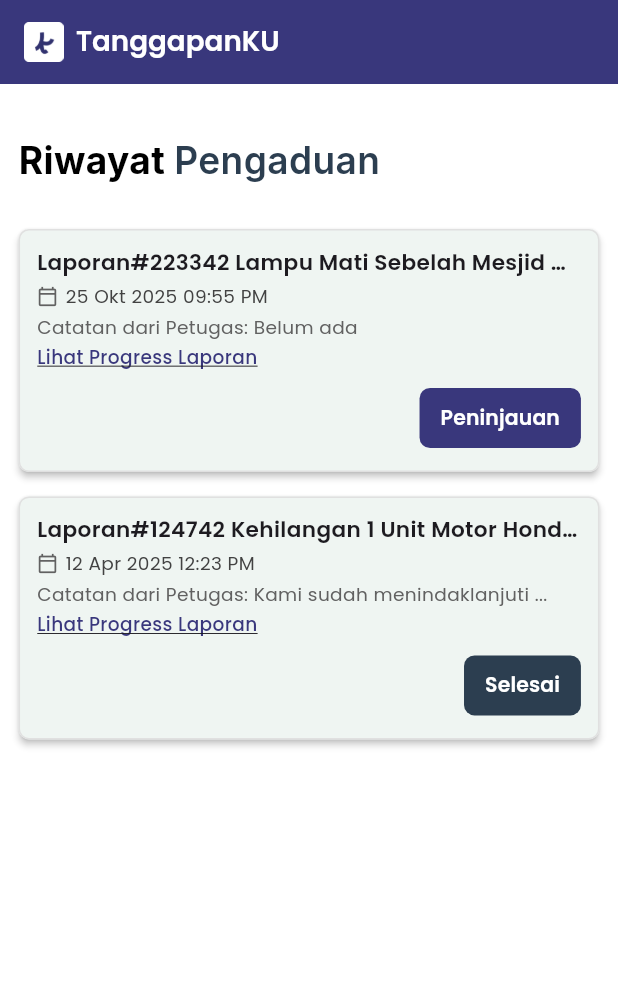
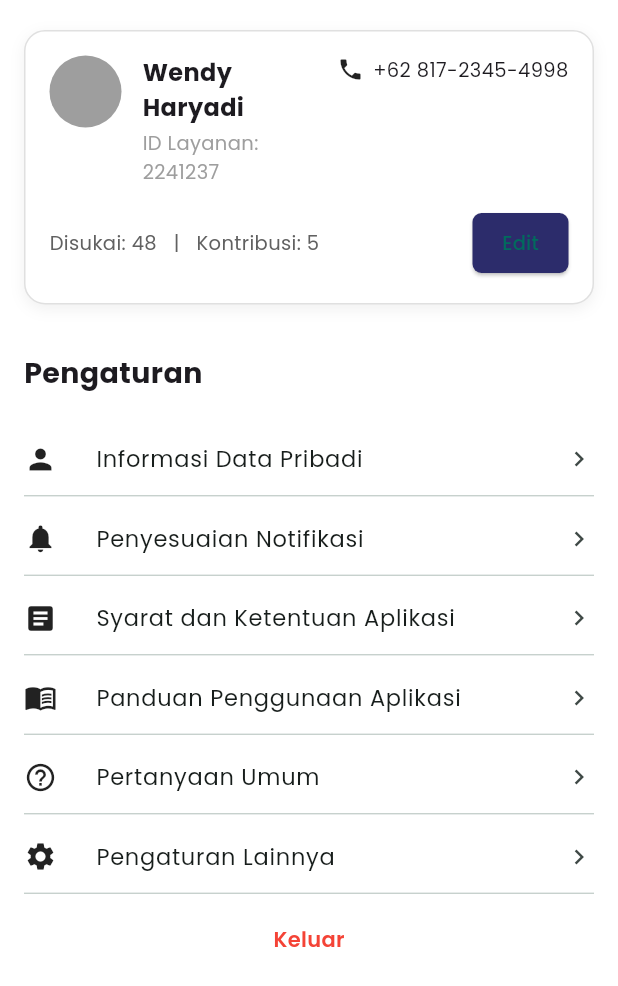
Before and after one commit to Kyzen2/TanggapanKu, a Flutter app: the screen it shows after launch, on a phone screen of 412 x 824 dp. Shown: the top 986 px of the screen. Run offline on Flutter 3.47's test engine with Material 3 defaults, Android fonts, the phone set to English and light mode, and no system bars; our stand-ins replace carousel_slider, gap, google_fonts, timeago.

Commit message:
Memulai penambahan page pengaturan

```diff
--- a/lib/main.dart
+++ b/lib/main.dart
@@ -1,8 +1,8 @@
 import 'package:flutter/material.dart';
 import 'package:google_fonts/google_fonts.dart';
 import 'package:tanggapanku/pages/pengaduan.dart';
+import 'package:tanggapanku/pages/pengaturan_page.dart';
 import 'package:tanggapanku/pages/register.dart';
-import 'package:tanggapanku/pages/riwayat_page.dart';
 import 'package:tanggapanku/pages/timeline_page.dart';
 // import 'pages/timeline_page.dart';
 import 'pages/splash_screen.dart';
@@ -23,7 +23,7 @@ class MyApp extends StatelessWidget {
         scaffoldBackgroundColor: Colors.white,
         colorScheme: ColorScheme.fromSeed(seedColor: const Color(0xFF00B6A0)),
       ),
-      home: const RiwayatPengaduanPage(),
+      home: const AkunPage(),
     );
   }
 }
--- /dev/null
+++ b/lib/pages/pengaturan_page.dart
@@ -0,0 +1,151 @@
+import 'package:flutter/material.dart';
+
+class AkunPage extends StatelessWidget {
+  const AkunPage({super.key});
+
+  @override
+  Widget build(BuildContext context) {
+    const primaryColor = Color(0xFF2C2C6B);
+
+    return Scaffold(
+      backgroundColor: Colors.white,
+      body: SingleChildScrollView(
+        padding: const EdgeInsets.symmetric(horizontal: 16, vertical: 20),
+        child: Column(
+          crossAxisAlignment: CrossAxisAlignment.start,
+          children: [
+            // === PROFILE CARD === //
+            Container(
+              padding: const EdgeInsets.all(16),
+              decoration: BoxDecoration(
+                borderRadius: BorderRadius.circular(14),
+                border: Border.all(color: Colors.grey.shade300),
+                color: Colors.white,
+                boxShadow: [
+                  BoxShadow(
+                    color: Colors.black.withOpacity(0.06),
+                    blurRadius: 8,
+                    offset: const Offset(0, 3),
+                  )
+                ],
+              ),
+              child: Column(
+                children: [
+                  Row(
+                    crossAxisAlignment: CrossAxisAlignment.start,
+                    children: [
+                      const CircleAvatar(
+                        radius: 24,
+                        backgroundColor: Colors.grey,
+                      ),
+                      const SizedBox(width: 14),
+                      Expanded(
+                        child: Column(
+                          crossAxisAlignment: CrossAxisAlignment.start,
+                          children: [
+                            const Text(
+                              "Wendy Haryadi",
+                              style: TextStyle(
+                                  fontWeight: FontWeight.bold, fontSize: 16),
+                            ),
+                            const SizedBox(height: 3),
+                            Text(
+                              "ID Layanan: 2241237",
+                              style:
+                                  TextStyle(color: Colors.grey, fontSize: 13),
+                            ),
+                          ],
+                        ),
+                      ),
+                      const SizedBox(width: 10),
+                      const Icon(Icons.phone, size: 18),
+                      const SizedBox(width: 6),
+                      const Text(
+                        "+62 817-2345-4998",
+                        style: TextStyle(fontSize: 13),
+                      ),
+                    ],
+                  ),
+                  const SizedBox(height: 14),
+                  Row(
+                    mainAxisAlignment: MainAxisAlignment.spaceBetween,
+                    children: [
+                      Text(
+                        "Disukai: 48   |   Kontribusi: 5",
+                        style: TextStyle(
+                            color: Colors.grey.shade700, fontSize: 13),
+                      ),
+                      ElevatedButton(
+                        style: ElevatedButton.styleFrom(
+                          backgroundColor: primaryColor,
+                          padding: const EdgeInsets.symmetric(
+                              horizontal: 18, vertical: 8),
+                          shape: RoundedRectangleBorder(
+                              borderRadius: BorderRadius.circular(6)),
+                        ),
+                        onPressed: () {},
+                        child:
+                            const Text("Edit", style: TextStyle(fontSize: 13)),
+                      ),
+                    ],
+                  )
+                ],
+              ),
+            ),
+
+            const SizedBox(height: 32),
+
+            const Text(
+              "Pengaturan",
+              style: TextStyle(fontSize: 19, fontWeight: FontWeight.w700),
+            ),
+
+            const SizedBox(height: 16),
+
+            // === Menu Items === //
+            _menuItem(Icons.person, "Informasi Data Pribadi"),
+            _menuItem(Icons.notifications, "Penyesuaian Notifikasi"),
+            _menuItem(Icons.article, "Syarat dan Ketentuan Aplikasi"),
+            _menuItem(Icons.menu_book, "Panduan Penggunaan Aplikasi"),
+            _menuItem(Icons.help_outline, "Pertanyaan Umum"),
+            _menuItem(Icons.settings, "Pengaturan Lainnya"),
+
+            const SizedBox(height: 20),
+
+            // === Logout === //
+            Center(
+              child: GestureDetector(
+                onTap: () {},
+                child: const Text(
+                  "Keluar",
+                  style:
+                      TextStyle(color: Colors.red, fontWeight: FontWeight.w600),
+                ),
+              ),
+            ),
+
+            const SizedBox(height: 40),
+          ],
+        ),
+      ),
+    );
+  }
+
+  Widget _menuItem(IconData icon, String title) {
+    return Column(
+      children: [
+        const SizedBox(height: 4),
+        ListTile(
+          contentPadding: EdgeInsets.zero,
+          minLeadingWidth: 32,
+          dense: true,
+          leading: Icon(icon, size: 22, color: Colors.black87),
+          title: Text(title, style: const TextStyle(fontSize: 15)),
+          trailing: const Icon(Icons.chevron_right, size: 20),
+          onTap: () {},
+        ),
+        Divider(thickness: 0.8, height: 1),
+      ],
+    );
+  }
+}
```
